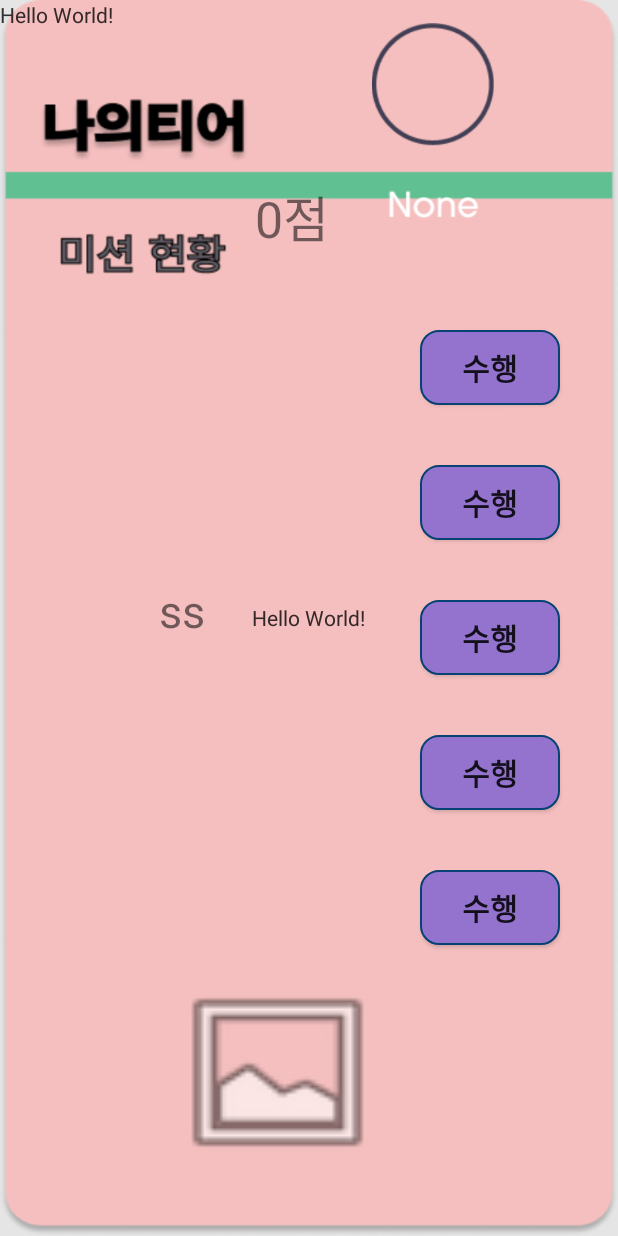
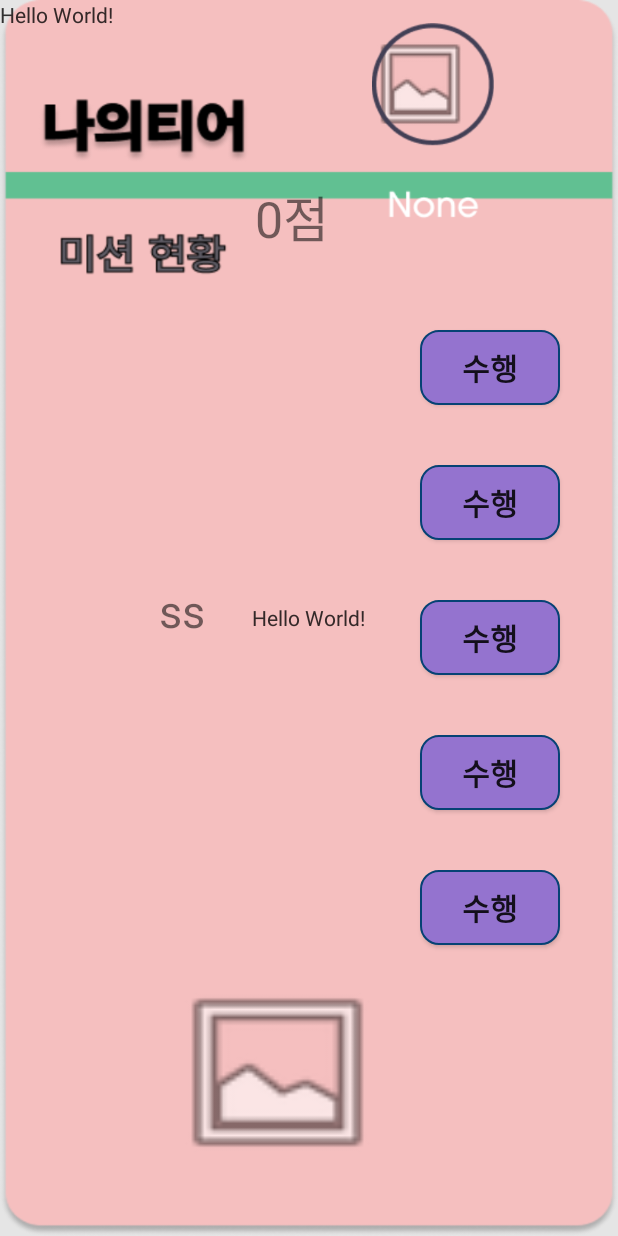
Before and after one commit to woongs915/woongs, an Android app: the SubActivity screen opened directly, with no data from a screen before it, on a phone screen of 412 x 824 dp. Run offline under Robolectric (Android 15) with nearby library versions, the phone set to English and light mode, and no system bars.

Commit message:
2022-02-17

```diff
--- a/app/build.gradle
+++ b/app/build.gradle
@@ -1,3 +1,5 @@
+
+
 plugins {
     id 'com.android.application'
 }
@@ -27,11 +29,13 @@ android {
     }
 }
 
+
 dependencies {
 
     implementation 'androidx.appcompat:appcompat:1.4.1'
     implementation 'com.google.android.material:material:1.5.0'
-    implementation 'androidx.constraintlayout:constraintlayout:2.1.3'
+    implementation 'com.github.bumptech.glide:glide:4.13.0'
+    annotationProcessor 'com.github.bumptech.glide:compiler:4.13.0'
     testImplementation 'junit:junit:4.+'
     androidTestImplementation 'androidx.test.ext:junit:1.1.3'
     androidTestImplementation 'androidx.test.espresso:espresso-core:3.4.0'
--- a/app/src/main/res/layout/activity_sub.xml
+++ b/app/src/main/res/layout/activity_sub.xml
@@ -5,8 +5,19 @@
     android:layout_width="match_parent"
     android:layout_height="match_parent"
     android:background="@drawable/misson"
+    app:layout_constraintBottom_toBottomOf="parent"
+    app:layout_constraintEnd_toEndOf="parent"
+    app:layout_constraintStart_toStartOf="parent"
+    app:layout_constraintTop_toTopOf="parent"
     tools:context=".SubActivity">
 
+    <ImageView
+        android:id="@+id/imageView1"
+        android:layout_width="70dp"
+        android:layout_height="100dp"
+        android:layout_marginLeft="245dp"
+        android:layout_marginTop="6dp"
+        app:srcCompat="@android:drawable/ic_menu_gallery" />
 
 <ImageView
         android:id="@+id/imageView"
@@ -127,4 +138,7 @@
 
 
 
+
+
+
 </RelativeLayout>
```
Also changed, not shown: app/src/main/java/com/example/uibase/SubActivity.java (+54 -9 lines), app/src/main/res/values/theme.xml (renamed from app/src/main/res/values/themes.xml).
